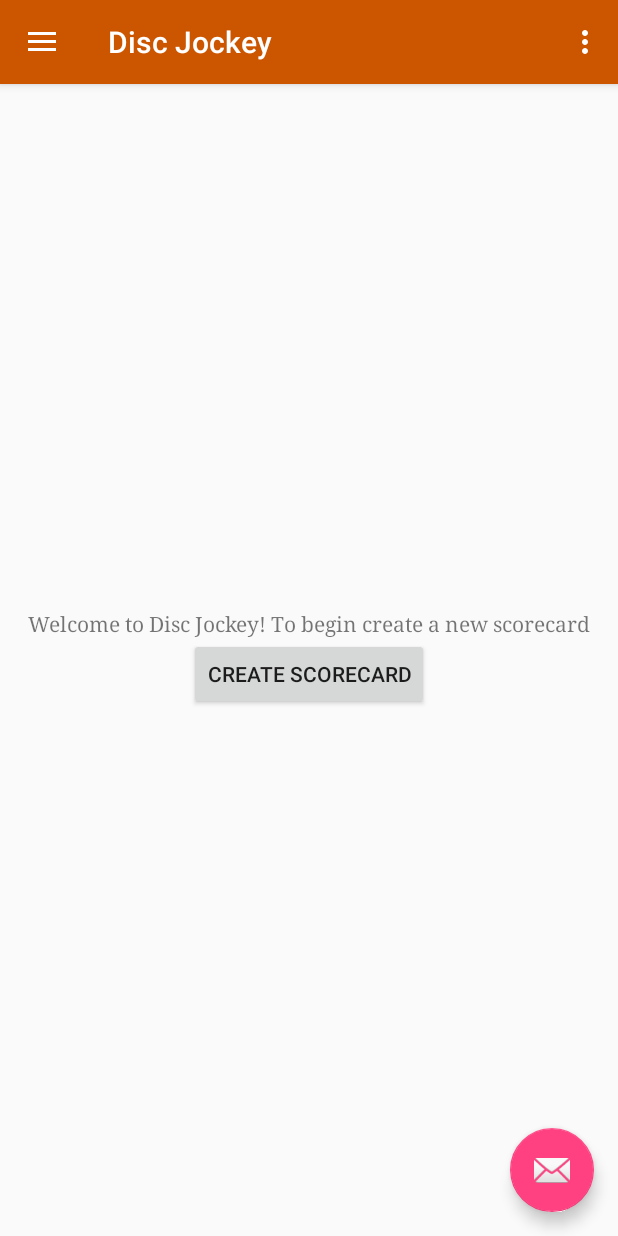
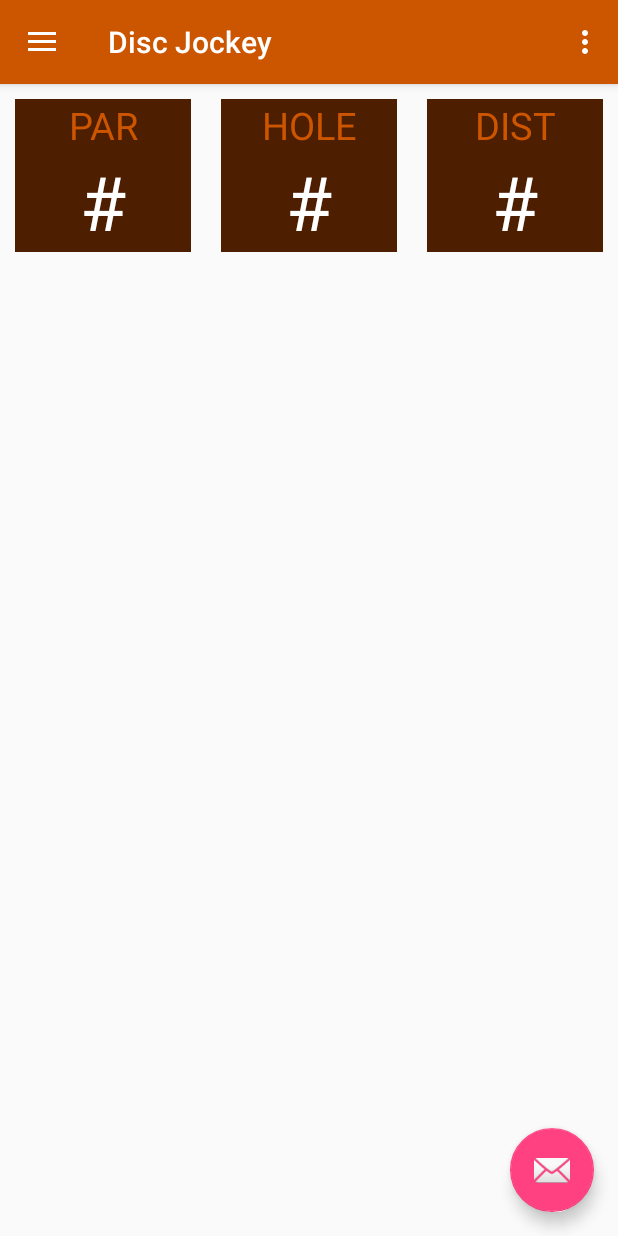
Before and after one commit to RobertHale/DiscJockey, an Android app: the screen it shows after launch (MainActivity), after a tap on "ScoreCard", on a phone screen of 412 x 824 dp. Run offline under Robolectric (Android 15) with nearby library versions, the phone set to English and light mode, and no system bars; 1 other tap on this screen came first.

Commit message:
created the hole frag

```diff
--- /dev/null
+++ b/app/src/main/java/com/hale/robert/discjockey/HoleFragment.java
@@ -0,0 +1,36 @@
+package com.hale.robert.discjockey;
+
+import android.os.Bundle;
+import android.support.annotation.Nullable;
+import android.support.v4.app.Fragment;
+import android.view.LayoutInflater;
+import android.view.View;
+import android.view.ViewGroup;
+import android.widget.Button;
+import android.widget.ImageView;
+import android.widget.ListView;
+import android.widget.TextView;
+
+/**
+ * Created by robert on 3/7/2018.
+ */
+
+public class HoleFragment extends Fragment {
+
+    @Nullable
+    @Override
+    public View onCreateView(LayoutInflater inflater, ViewGroup container, Bundle savedInstanceState) {
+        // Inflate the root view and cache references to vital UI elements
+        View v = inflater.inflate(R.layout.hole_frag, container, false);
+        final TextView hole = v.findViewById(R.id.hole_num);
+        final TextView par = v.findViewById(R.id.par_num);
+        final TextView dist = v.findViewById(R.id.distance_num);
+        final ListView scores = v.findViewById(R.id.hole_list);
+        return v;
+    }
+
+    @Override
+    public void onActivityCreated(Bundle savedInstanceState) {
+        super.onActivityCreated(savedInstanceState);
+    }
+}
--- a/app/src/main/java/com/hale/robert/discjockey/MainActivity.java
+++ b/app/src/main/java/com/hale/robert/discjockey/MainActivity.java
@@ -3,6 +3,7 @@ package com.hale.robert.discjockey;
 import android.os.Bundle;
 import android.support.design.widget.FloatingActionButton;
 import android.support.design.widget.Snackbar;
+import android.support.v4.app.Fragment;
 import android.view.View;
 import android.support.design.widget.NavigationView;
 import android.support.v4.view.GravityCompat;
@@ -81,7 +82,8 @@ public class MainActivity extends AppCompatActivity
         int id = item.getItemId();
 
         if (id == R.id.nav_scorecard) {
-            // Handle the camera action
+            HoleFragment hf = new HoleFragment();
+            getSupportFragmentManager().beginTransaction().add(R.id.card_holder, hf).addToBackStack("hole").commit();
         } else if (id == R.id.nav_history) {
 
         } else if (id == R.id.nav_stats) {
--- a/app/src/main/res/layout/content_main.xml
+++ b/app/src/main/res/layout/content_main.xml
@@ -9,6 +9,11 @@
     app:layout_behavior="@string/appbar_scrolling_view_behavior"
     tools:context="com.hale.robert.discjockey.MainActivity"
     tools:showIn="@layout/app_bar_main">
+
+    <FrameLayout
+        android:id="@+id/card_holder"
+        android:layout_width="match_parent"
+        android:layout_height="match_parent"></FrameLayout>
 
     <TextView
         android:id="@+id/welcome_text"
--- a/app/src/main/res/layout/hole_frag.xml
+++ b/app/src/main/res/layout/hole_frag.xml
@@ -4,16 +4,16 @@
     android:layout_height="match_parent"
     xmlns:app="http://schemas.android.com/apk/res-auto">
     <LinearLayout
-        android:id="@+id/level"
+        android:id="@+id/hole"
         android:layout_width="0dp"
-        android:layout_height="0dp"
+        android:layout_height="wrap_content"
         android:layout_margin="10dp"
         android:orientation="vertical"
         android:background="@color/colorPrimaryDark"
-        app:layout_constraintEnd_toEndOf="parent"
-        app:layout_constraintStart_toStartOf="parent"
+        app:layout_constraintEnd_toStartOf="@id/distance"
+        app:layout_constraintStart_toEndOf="@id/par"
         app:layout_constraintTop_toTopOf="parent"
-        app:layout_constraintBottom_toBottomOf="parent"
+        app:layout_constraintBottom_toTopOf="@id/hole_list"
         app:layout_constraintHorizontal_chainStyle="packed"
         app:layout_constraintHorizontal_bias="0.5">
 
@@ -22,15 +22,91 @@
             android:layout_height="wrap_content"
             android:textAlignment="center"
             android:text="HOLE"
+            android:textColor="@color/colorPrimary"
             android:textSize="25dp"/>
 
         <TextView
-            android:id="@+id/levelText"
+            android:id="@+id/hole_num"
             android:layout_width="match_parent"
             android:layout_height="wrap_content"
-            android:text="1"
+            android:text="#"
+            android:textColor="@color/white"
             android:textAlignment="center"
             android:textSize="50dp"/>
     </LinearLayout>
 
+    <LinearLayout
+        android:id="@+id/par"
+        android:layout_width="0dp"
+        android:layout_height="0dp"
+        android:layout_margin="10dp"
+        android:orientation="vertical"
+        android:background="@color/colorPrimaryDark"
+        app:layout_constraintEnd_toStartOf="@id/hole"
+        app:layout_constraintStart_toStartOf="parent"
+        app:layout_constraintTop_toTopOf="parent"
+        app:layout_constraintBottom_toTopOf="@id/hole_list"
+        app:layout_constraintHorizontal_chainStyle="spread">
+
+        <TextView
+            android:layout_width="match_parent"
+            android:layout_height="wrap_content"
+            android:textAlignment="center"
+            android:text="PAR"
+            android:textColor="@color/colorPrimary"
+            android:textSize="25dp"/>
+
+        <TextView
+            android:id="@+id/par_num"
+            android:layout_width="match_parent"
+            android:layout_height="wrap_content"
+            android:text="#"
+            android:textColor="@color/white"
+            android:textAlignment="center"
+            android:textSize="50dp"/>
+    </LinearLayout>
+
+    <LinearLayout
+        android:id="@+id/distance"
+        android:layout_width="0dp"
+        android:layout_height="0dp"
+        android:layout_margin="10dp"
+        android:orientation="vertical"
+        android:background="@color/colorPrimaryDark"
+        app:layout_constraintEnd_toEndOf="parent"
+        app:layout_constraintStart_toEndOf="@id/hole"
+        app:layout_constraintTop_toTopOf="parent"
+        app:layout_constraintBottom_toTopOf="@id/hole_list"
+        app:layout_constraintHorizontal_chainStyle="spread"
+        app:layout_constraintHorizontal_bias="0.5">
+
+        <TextView
+            android:layout_width="match_parent"
+            android:layout_height="wrap_content"
+            android:textAlignment="center"
+            android:text="DIST"
+            android:textColor="@color/colorPrimary"
+            android:textSize="25dp"/>
+
+        <TextView
+            android:id="@+id/distance_num"
+            android:layout_width="match_parent"
+            android:layout_height="wrap_content"
+            android:text="#"
+            android:textColor="@color/white"
+            android:textAlignment="center"
+            android:textSize="50dp"/>
+    </LinearLayout>
+
+    <ListView
+        android:id="@+id/hole_list"
+        android:layout_width="match_parent"
+        android:layout_height="0dp"
+        app:layout_constraintTop_toBottomOf="@id/hole"
+        app:layout_constraintBottom_toBottomOf="parent"
+        app:layout_constraintStart_toStartOf="parent"
+        app:layout_constraintEnd_toEndOf="parent">
+
+    </ListView>
+
 </android.support.constraint.ConstraintLayout>
--- a/app/src/main/res/values/colors.xml
+++ b/app/src/main/res/values/colors.xml
@@ -3,4 +3,5 @@
     <color name="colorPrimary">#cc5500</color>
     <color name="colorPrimaryDark">#4D1E00</color>
     <color name="colorAccent">#FF4081</color>
+    <color name="white">#FFFFFF</color>
 </resources>
```
